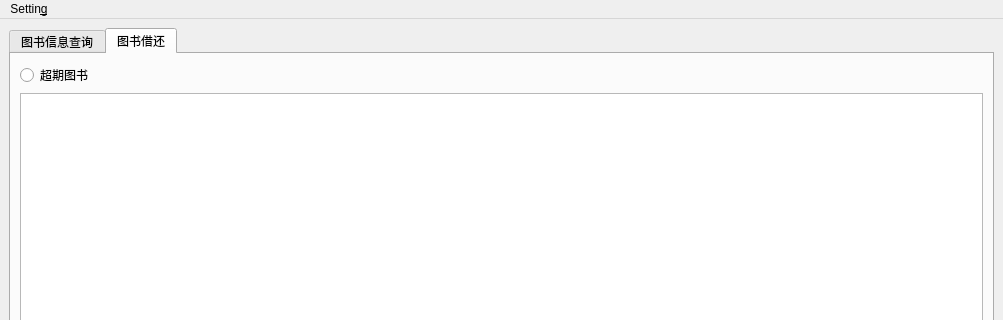
Above: sourcecode/studentmainwindow.ui from LiuzhouChan/database-Project-with-QT before the change; both pictures show x 0 to 1003 and y 0 to 320 of the 1003 by 732 pixel window. Below: the same form after it.
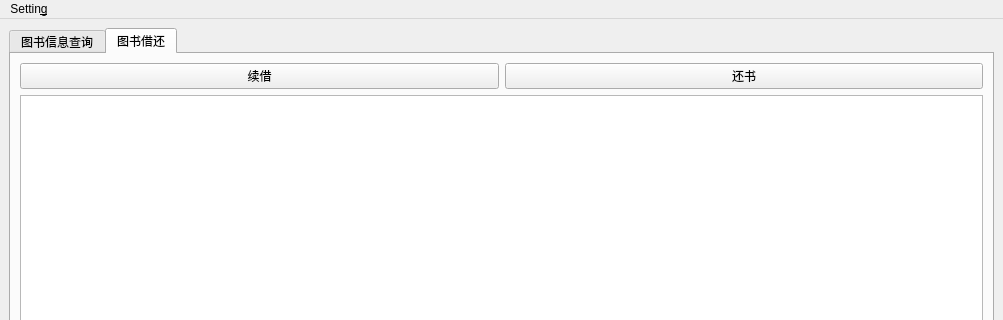
That is the form after the change. The open tabs and pages were chosen to show the change.

Patch:
```diff
--- a/sourcecode/studentmainwindow.ui
+++ b/sourcecode/studentmainwindow.ui
@@ -90,15 +90,26 @@
        <attribute name="title">
         <string>图书借还</string>
        </attribute>
-       <layout class="QHBoxLayout" name="horizontalLayout_3">
+       <layout class="QHBoxLayout" name="horizontalLayout_5">
         <item>
          <layout class="QVBoxLayout" name="verticalLayout_3">
           <item>
-           <widget class="QRadioButton" name="radioButton_2">
-            <property name="text">
-             <string>超期图书</string>
-            </property>
-           </widget>
+           <layout class="QHBoxLayout" name="horizontalLayout_3">
+            <item>
+             <widget class="QPushButton" name="pushButton_4">
+              <property name="text">
+               <string>续借</string>
+              </property>
+             </widget>
+            </item>
+            <item>
+             <widget class="QPushButton" name="pushButton_3">
+              <property name="text">
+               <string>还书</string>
+              </property>
+             </widget>
+            </item>
+           </layout>
           </item>
           <item>
            <widget class="QTableWidget" name="tableWidget_2"/>
```
Left out of the diff: 9 changed lines with no effect on the pictures.
